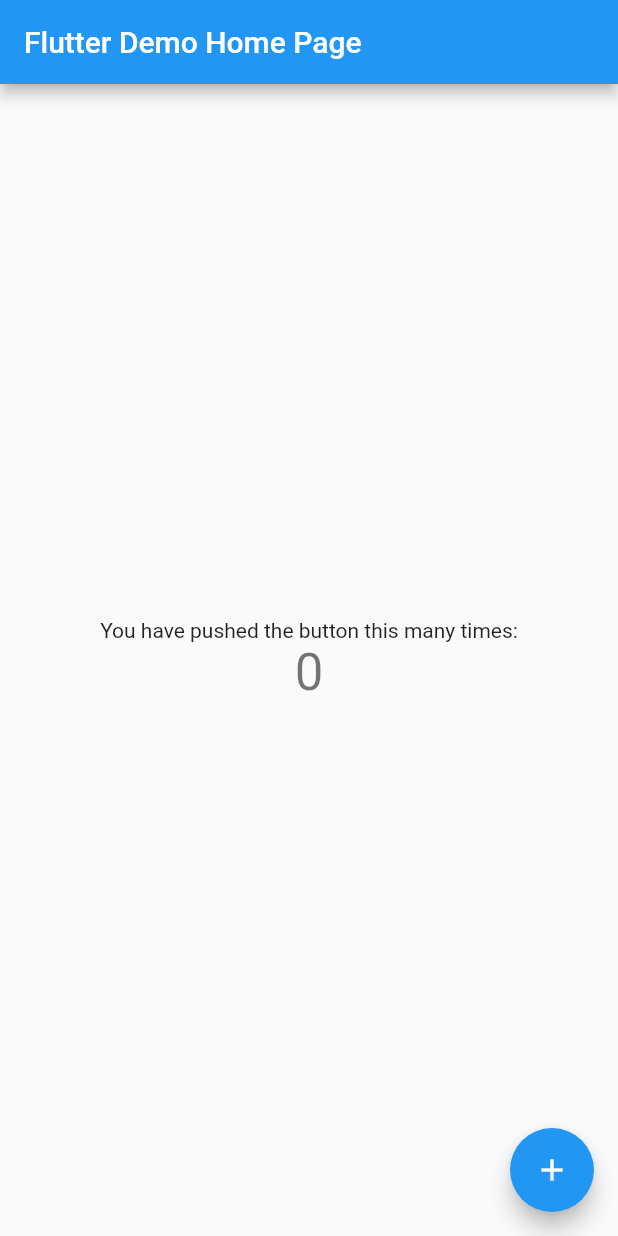
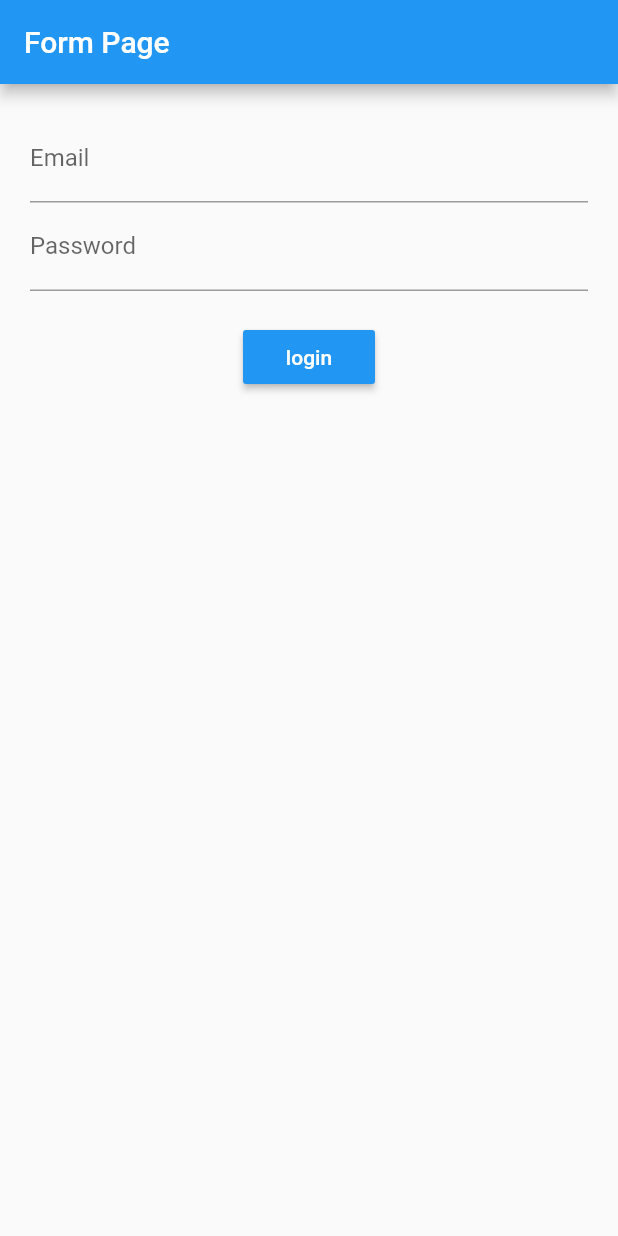
Before and after one commit to damoklov/android-app, a Flutter app: the screen it shows after launch, on a phone screen of 412 x 824 dp. Run offline on Flutter 3.47's test engine with Material 2 defaults, Android fonts, the phone set to English and light mode, and no system bars.

Commit message:
implement login interface, start working on requests

```diff
--- a/lib/main.dart
+++ b/lib/main.dart
@@ -1,117 +1,109 @@
 import 'package:flutter/material.dart';
 
-void main() {
-  runApp(MyApp());
-}
+
+void main() => runApp(new MyApp());
 
 class MyApp extends StatelessWidget {
-  // This widget is the root of your application.
   @override
   Widget build(BuildContext context) {
-    return MaterialApp(
-      title: 'Flutter Demo',
-      theme: ThemeData(
-        // This is the theme of your application.
-        //
-        // Try running your application with "flutter run". You'll see the
-        // application has a blue toolbar. Then, without quitting the app, try
-        // changing the primarySwatch below to Colors.green and then invoke
-        // "hot reload" (press "r" in the console where you ran "flutter run",
-        // or simply save your changes to "hot reload" in a Flutter IDE).
-        // Notice that the counter didn't reset back to zero; the application
-        // is not restarted.
-        primarySwatch: Colors.blue,
-        // This makes the visual density adapt to the platform that you run
-        // the app on. For desktop platforms, the controls will be smaller and
-        // closer together (more dense) than on mobile platforms.
-        visualDensity: VisualDensity.adaptivePlatformDensity,
-      ),
-      home: MyHomePage(title: 'Flutter Demo Home Page'),
+    return new MaterialApp(
+      theme: new ThemeData(),
+      home: new FormPage(),
     );
   }
 }
 
-class MyHomePage extends StatefulWidget {
-  MyHomePage({Key key, this.title}) : super(key: key);
+class FormPage extends StatefulWidget {
+  @override
+  _FormPageState createState() => new _FormPageState();
+}
 
-  // This widget is the home page of your application. It is stateful, meaning
-  // that it has a State object (defined below) that contains fields that affect
-  // how it looks.
+class _FormPageState extends State<FormPage> {
+  final scaffoldKey = new GlobalKey<ScaffoldState>();
+  final formKey = new GlobalKey<FormState>();
 
-  // This class is the configuration for the state. It holds the values (in this
-  // case the title) provided by the parent (in this case the App widget) and
-  // used by the build method of the State. Fields in a Widget subclass are
-  // always marked "final".
-
-  final String title;
+  String _email;
+  String _password;
 
   @override
-  _MyHomePageState createState() => _MyHomePageState();
+  void initState() {
+    // TODO: implement initState
+    super.initState();
   }
 
-class _MyHomePageState extends State<MyHomePage> {
-  int _counter = 0;
+  @override
+  void dispose() {
+    // TODO: implement dispose
+    super.dispose();
+  }
 
-  void _incrementCounter() {
-    setState(() {
-      // This call to setState tells the Flutter framework that something has
-      // changed in this State, which causes it to rerun the build method below
-      // so that the display can reflect the updated values. If we changed
-      // _counter without calling setState(), then the build method would not be
-      // called again, and so nothing would appear to happen.
-      _counter++;
-    });
+  void _submit() {
+    final form = formKey.currentState;
+
+    if (form.validate()) {
+      form.save();
+
+      performLogin();
+    }
+  }
+
+  void performLogin() {
+    final snackbar = new SnackBar(
+      content: new Text("Email : $_email, password : $_password"),
+    );
+    scaffoldKey.currentState.showSnackBar(snackbar);
   }
 
   @override
   Widget build(BuildContext context) {
-    // This method is rerun every time setState is called, for instance as done
-    // by the _incrementCounter method above.
-    //
-    // The Flutter framework has been optimized to make rerunning build methods
-    // fast, so that you can just rebuild anything that needs updating rather
-    // than having to individually change instances of widgets.
-    return Scaffold(
-      appBar: AppBar(
-        // Here we take the value from the MyHomePage object that was created by
-        // the App.build method, and use it to set our appbar title.
-        title: Text(widget.title),
+    return new Scaffold(
+        key: scaffoldKey,
+        appBar: new AppBar(
+          title: new Text("Form Page"),
         ),
-      body: Center(
-        // Center is a layout widget. It takes a single child and positions it
-        // in the middle of the parent.
-        child: Column(
-          // Column is also a layout widget. It takes a list of children and
-          // arranges them vertically. By default, it sizes itself to fit its
-          // children horizontally, and tries to be as tall as its parent.
-          //
-          // Invoke "debug painting" (press "p" in the console, choose the
-          // "Toggle Debug Paint" action from the Flutter Inspector in Android
-          // Studio, or the "Toggle Debug Paint" command in Visual Studio Code)
-          // to see the wireframe for each widget.
-          //
-          // Column has various properties to control how it sizes itself and
-          // how it positions its children. Here we use mainAxisAlignment to
-          // center the children vertically; the main axis here is the vertical
-          // axis because Columns are vertical (the cross axis would be
-          // horizontal).
-          mainAxisAlignment: MainAxisAlignment.center,
+        body: new Padding(
+          padding: const EdgeInsets.all(20.0),
+          child: new Form(
+            key: formKey,
+            child: new Column(
               children: <Widget>[
-            Text(
-              'You have pushed the button this many times:',
+                new TextFormField(
+                  decoration: new InputDecoration(labelText: "Email"),
+                  validator: (val) =>
+                  !val.contains('@') ? 'Invalid Email' : null,
+                  onSaved: (val) => _email = val,
                 ),
-            Text(
-              '$_counter',
-              style: Theme.of(context).textTheme.headline4,
+                new TextFormField(
+                  decoration: new InputDecoration(labelText: "Password"),
+                  validator: (val) =>
+                  val.length < 6 ? 'Password too short' : null,
+                  onSaved: (val) => _password = val,
+                  obscureText: true,
                 ),
+                new Padding(
+                  padding: const EdgeInsets.only(top: 20.0),
+                ),
+                new RaisedButton(
+                  child: new Text(
+                    "login",
+                    style: new TextStyle(color: Colors.white),
+                  ),
+                  color: Colors.blue,
+                  onPressed: _submit,
+                )
               ],
             ),
           ),
-      floatingActionButton: FloatingActionButton(
-        onPressed: _incrementCounter,
-        tooltip: 'Increment',
-        child: Icon(Icons.add),
-      ), // This trailing comma makes auto-formatting nicer for build methods.
-    );
+        ));
   }
 }
+
+//        body: Container(
+//          decoration: BoxDecoration(
+//            image: DecorationImage(
+//              image: AssetImage("assets/images/login_form.png"),
+//              fit: BoxFit.cover,
+//            )
+//          ),
+//
+//        )
```
Also changed, not shown: lib/send_request_practice.dart (added, +46 -0 lines), pubspec.yaml (+7 -1 lines), assets/images/login_form.png (added), pubspec.lock, 10 other files. Lines whose indentation alone changed are shown as unchanged.
